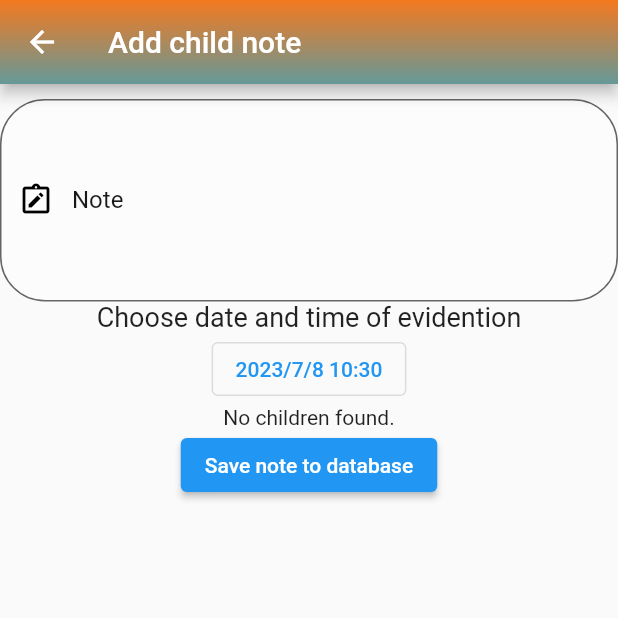
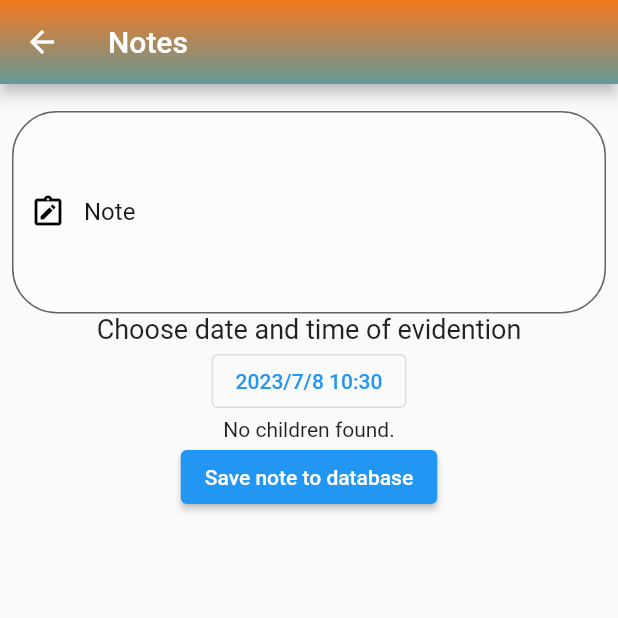
Before and after one commit to skovacic1998/diplomski, a Flutter app: the AddNoteForChild screen opened directly, on a phone screen of 412 x 824 dp, the top half of it. Run offline on Flutter 3.47's test engine with Material 2 defaults, Android fonts, the phone set to English and light mode, and no system bars; our stand-ins replace cloud_firestore, firebase_auth, firebase_core, flutter_riverpod; accounts and stored records are empty.

Commit message:
Bug fixes

```diff
--- a/vrtic/lib/screens/add_child_note_screen.dart
+++ b/vrtic/lib/screens/add_child_note_screen.dart
@@ -14,14 +14,18 @@ class AddNoteForChild extends StatelessWidget {
   Widget build(BuildContext context) {
     TextEditingController noteEditingController = TextEditingController();
     return Scaffold(
-      appBar: customAppBar('Add child note'),
-      body: Container(
+      appBar: customAppBar('Notes'),
+      body: SizedBox(
         width: MediaQuery.of(context).size.width,
         height: MediaQuery.of(context).size.height,
         child: SingleChildScrollView(
+          child: Padding(
+            padding: const EdgeInsets.all(8),
             child: Column(
               children: [
-                  const SizedBox(height: 10,),
+                const SizedBox(
+                  height: 10,
+                ),
                 reusableTextField(
                   'Note',
                   Icons.note_alt_outlined,
@@ -36,7 +40,8 @@ class AddNoteForChild extends StatelessWidget {
                 const CustomDateTimePicker(),
                 const ChildObjectListSingleSelect(),
                 Consumer(
-                    builder: (BuildContext context, WidgetRef ref, Widget? child) {
+                  builder:
+                      (BuildContext context, WidgetRef ref, Widget? child) {
                     final child = ref.watch(selectedChildObjectProvider);
                     final timestamp =
                         ref.watch(dateTimeProvider).millisecondsSinceEpoch;
@@ -49,7 +54,10 @@ class AddNoteForChild extends StatelessWidget {
                         print(note.noteText);
                         print(note.timestamp);
                         print(note.child);
-                          await FirebaseFirestore.instance.collection('notes').doc().set(note.toMap());
+                        await FirebaseFirestore.instance
+                            .collection('notes')
+                            .doc()
+                            .set(note.toMap());
                       },
                       child: const Text('Save note to database'),
                     );
@@ -59,6 +67,7 @@ class AddNoteForChild extends StatelessWidget {
             ),
           ),
         ),
+      ),
     );
   }
 }
```
Also changed, not shown: vrtic/lib/reusable_widgets/reusable_widget.dart (+92 -60 lines), vrtic/lib/screens/evidention_screen.dart (+14 -4 lines). Lines whose indentation alone changed are shown as unchanged.
